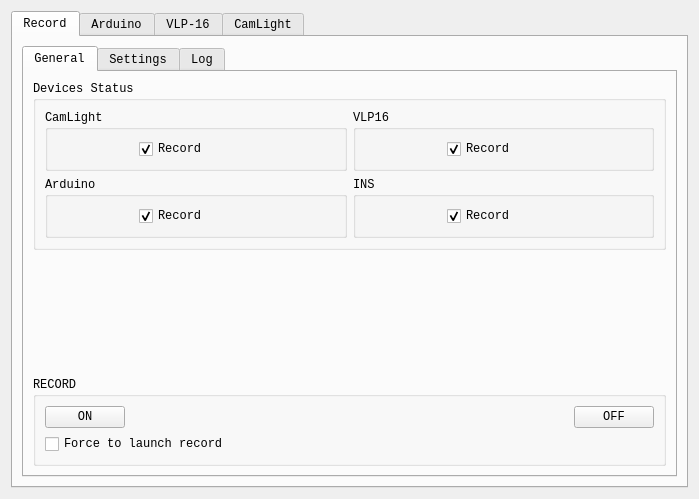
Qt form resource/LI3DSPlugin.ui (yoyonel/li3ds-ros_rqt) before a commit.
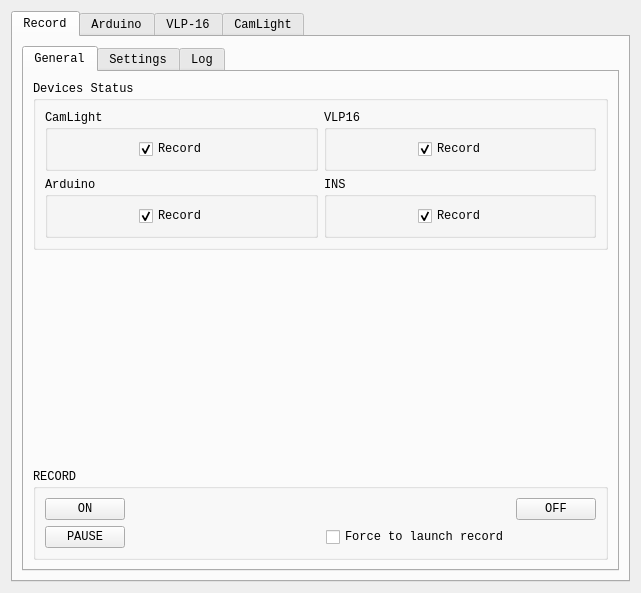
The same form after that commit. The open tabs and pages were chosen to show the change. Icons and pictures are not drawn.

Commit message: Mise à jour de l'interface. Ajout d'un bouton 'pause' pour effectuer une pause pendant l'enregistrement (changement de section).

Patch:
```diff
--- a/resource/LI3DSPlugin.ui
+++ b/resource/LI3DSPlugin.ui
@@ -9,8 +9,8 @@
    <rect>
     <x>0</x>
     <y>0</y>
-    <width>699</width>
-    <height>499</height>
+    <width>641</width>
+    <height>593</height>
    </rect>
   </property>
   <property name="sizePolicy">
@@ -230,13 +230,46 @@
                       </property>
                      </widget>
                     </item>
-                    <item row="1" column="0" colspan="2">
+                    <item row="0" column="1">
+                     <spacer name="horizontalSpacer_3">
+                      <property name="orientation">
+                       <enum>Qt::Horizontal</enum>
+                      </property>
+                      <property name="sizeHint" stdset="0">
+                       <size>
+                        <width>74</width>
+                        <height>20</height>
+                       </size>
+                      </property>
+                     </spacer>
+                    </item>
+                    <item row="1" column="0">
+                     <widget class="QPushButton" name="pushButton_record_pause">
+                      <property name="text">
+                       <string>PAUSE</string>
+                      </property>
+                     </widget>
+                    </item>
+                    <item row="1" column="3">
                      <widget class="QCheckBox" name="checkBox_record_force">
                       <property name="text">
                        <string>Force to launch record</string>
                       </property>
                      </widget>
                     </item>
+                    <item row="1" column="1">
+                     <widget class="QLabel" name="label_record_pause_pixmap">
+                      <property name="enabled">
+                       <bool>false</bool>
+                      </property>
+                      <property name="text">
+                       <string/>
+                      </property>
+                      <property name="pixmap">
+                       <pixmap>../../../../catkin_ws/src/src/ros_rqt_plugin/resource/appbar.control.pause.svg</pixmap>
+                      </property>
+                     </widget>
+                    </item>
                    </layout>
                    <zorder>pushButton_record_on</zorder>
                    <zorder>pushButton_record_off</zorder>
```
Left out of the diff: 69 changed lines with no effect on the pictures. The commit also changes 2 other files.
